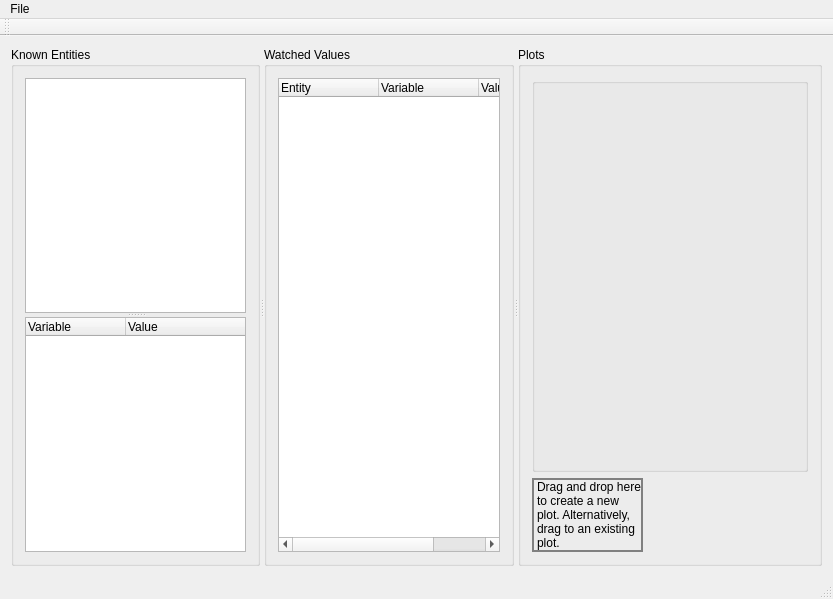
This is Visualization/MainWindow.ui in apmavs/dis_debugger as Qt 5 draws it before an edit. The edited form follows.
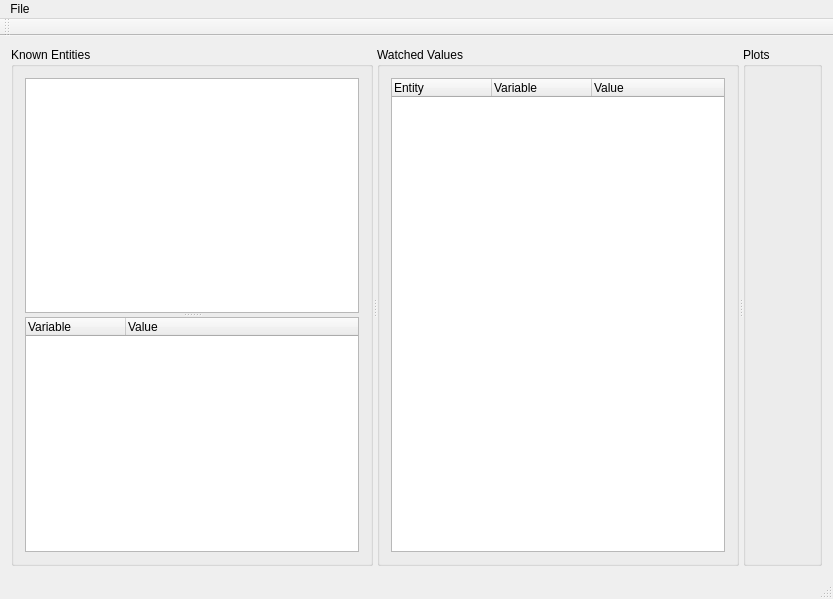
This is the edited form. Custom widgets are drawn as their Qt base class.

Commit message: Re-worked implementation of adding a curve to actually be logical (initial checkin was mostly making sure qwt worked well enough). Moved PlotGroupBox to it's own ui form so it can directly access it's members instead of having Set routines that the MainWindow had to call. Added capability to drag and drop datums directly into existing plots.

```diff
--- a/Visualization/MainWindow.ui
+++ b/Visualization/MainWindow.ui
@@ -164,7 +164,7 @@
         </item>
        </layout>
       </widget>
-      <widget class="PlotGroupBox" name="PlotBox">
+      <widget class="QGroupBox" name="PlotBox">
        <property name="sizePolicy">
         <sizepolicy hsizetype="Expanding" vsizetype="Expanding">
          <horstretch>0</horstretch>
@@ -185,75 +185,7 @@
        </property>
        <layout class="QVBoxLayout" name="verticalLayout_2">
         <item>
-         <widget class="QGroupBox" name="PlotGroup">
-          <property name="sizePolicy">
-           <sizepolicy hsizetype="Expanding" vsizetype="Expanding">
-            <horstretch>0</horstretch>
-            <verstretch>0</verstretch>
-           </sizepolicy>
-          </property>
-          <property name="title">
-           <string/>
-          </property>
-          <layout class="QVBoxLayout" name="verticalLayout_3">
-           <item>
-            <widget class="PlotWidget" name="PlotDialog" native="true">
-             <property name="sizePolicy">
-              <sizepolicy hsizetype="MinimumExpanding" vsizetype="MinimumExpanding">
-               <horstretch>0</horstretch>
-               <verstretch>0</verstretch>
-              </sizepolicy>
-             </property>
-             <property name="minimumSize">
-              <size>
-               <width>100</width>
-               <height>100</height>
-              </size>
-             </property>
-            </widget>
-           </item>
-          </layout>
-         </widget>
-        </item>
-        <item>
-         <widget class="QLabel" name="PlotDropLabel">
-          <property name="sizePolicy">
-           <sizepolicy hsizetype="Fixed" vsizetype="Fixed">
-            <horstretch>111</horstretch>
-            <verstretch>61</verstretch>
-           </sizepolicy>
-          </property>
-          <property name="minimumSize">
-           <size>
-            <width>111</width>
-            <height>61</height>
-           </size>
-          </property>
-          <property name="acceptDrops">
-           <bool>true</bool>
-          </property>
-          <property name="autoFillBackground">
-           <bool>false</bool>
-          </property>
-          <property name="styleSheet">
-           <string notr="true">border:2px solid gray;</string>
-          </property>
-          <property name="lineWidth">
-           <number>1</number>
-          </property>
-          <property name="midLineWidth">
-           <number>0</number>
-          </property>
-          <property name="text">
-           <string>Drag and drop here to create a new plot. Alternatively, drag to an existing plot.</string>
-          </property>
-          <property name="scaledContents">
-           <bool>false</bool>
-          </property>
-          <property name="wordWrap">
-           <bool>true</bool>
-          </property>
-         </widget>
+         <widget class="PlotGroupBox" name="widget" native="true"/>
         </item>
        </layout>
       </widget>
@@ -313,12 +245,6 @@
   </customwidget>
   <customwidget>
    <class>PlotGroupBox</class>
-   <extends>QGroupBox</extends>
-   <header>PlotGroupBox.h</header>
-   <container>1</container>
-  </customwidget>
-  <customwidget>
-   <class>PlotWidget</class>
    <extends>QWidget</extends>
    <header>PlotWidget.h</header>
    <container>1</container>
```
Left out of the diff: 2 changed lines with no effect on the pictures. The commit also changes 8 other files.
